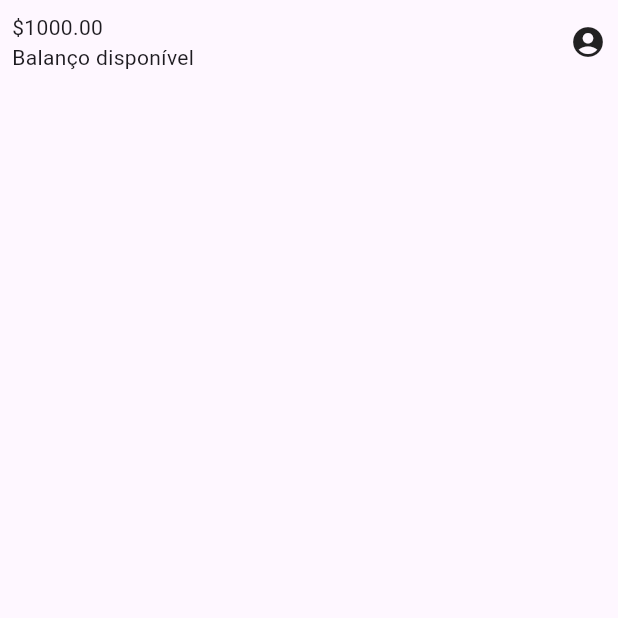
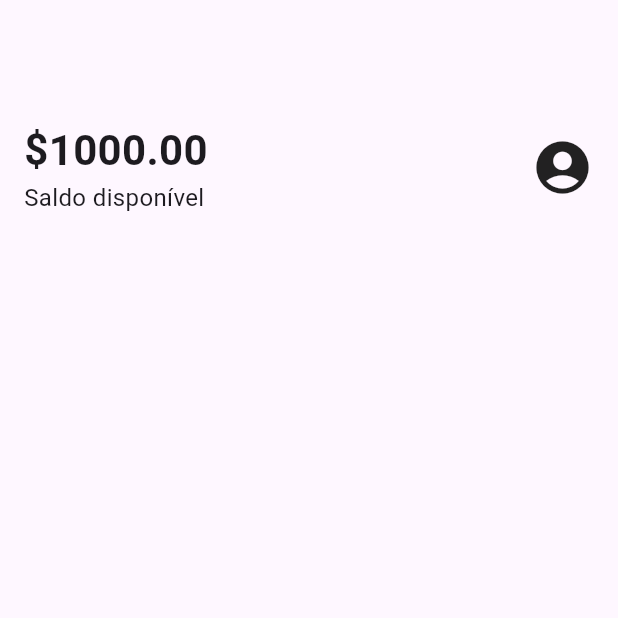
Before and after one commit to cristijung/flutter-bank, a Flutter app: the screen it shows after launch, on a phone screen of 412 x 824 dp, the top half of it. Run offline on Flutter 3.47's test engine with Material 3 defaults, Android fonts, the phone set to English and light mode, and no system bars.

Commit message:
criação do header e refatoração e correção de warnings

```diff
--- a/lib/components/sections/header.dart
+++ b/lib/components/sections/header.dart
@@ -5,22 +5,29 @@ class Header extends StatelessWidget {
 
   @override
   Widget build(BuildContext context) {
-    return Container(
-      child: Padding(
-        padding: const EdgeInsets.all(8.0),
+    return const Padding(
+      padding: EdgeInsets.fromLTRB(16.0, 80.0, 16.0, 16.0),
       child: Row(
           mainAxisAlignment: MainAxisAlignment.spaceBetween,
           children: <Widget>[
             Column(
               crossAxisAlignment: CrossAxisAlignment.start,
               children: <Widget>[
-                  Text('\$1000.00'),
-                  Text('Balanço disponível'),
+                Text(
+                  '\$1000.00',
+                  style: TextStyle(fontSize: 28, fontWeight: FontWeight.bold),
+                ),
+                Text(
+                  'Saldo disponível',
+                  style: TextStyle(fontSize: 16),
+                ),
               ],
             ),
-              Icon(Icons.account_circle),
+            Icon(
+              Icons.account_circle,
+              size: 42,
+            ),
           ]),
-      ),
     );
   }
 }
--- a/lib/screens/home.dart
+++ b/lib/screens/home.dart
@@ -6,7 +6,7 @@ class Home extends StatelessWidget {
 
   @override
   Widget build(BuildContext context) {
-    return Scaffold(
+    return const Scaffold(
       body: Column(
         children: <Widget>[
           Header(),
```
Also changed, not shown: 1 other file. Lines whose indentation alone changed are shown as unchanged.
